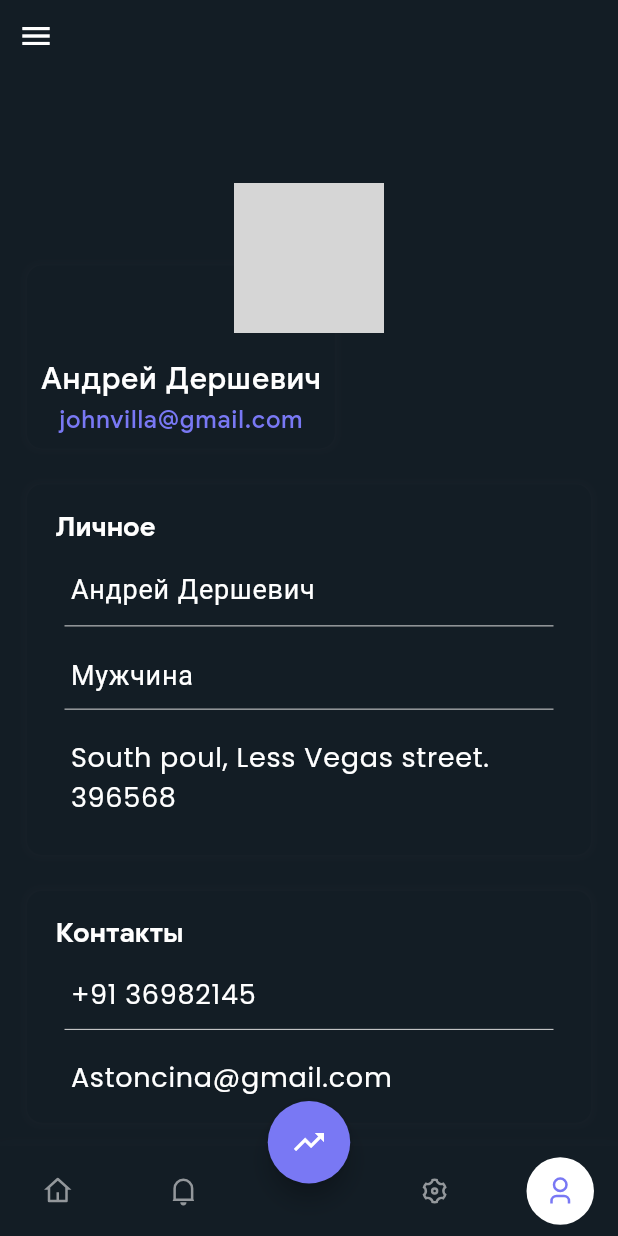
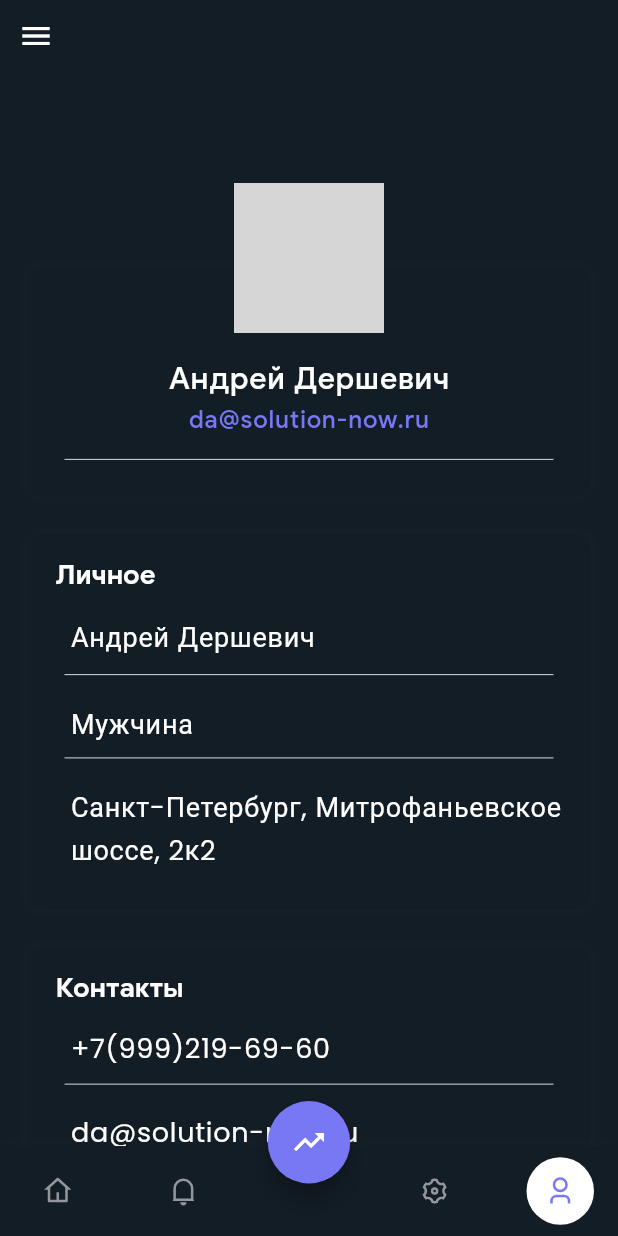
Before and after one commit to UnstoppableBuilder/mobile, a Flutter app: the Dashboard screen opened directly, item 4 of the bottom bar chosen, on a phone screen of 412 x 824 dp. Run offline on Flutter 3.47's test engine with Material 2 defaults, Android fonts, the phone set to English and light mode, and no system bars; our stand-ins replace cached_network_image, dio, flutter_mobx, flutter_svg, get_it, google_fonts and 7 more; missing offline and left inert: flutter_statusbarcolor, mp_chart, noise_meter; generated files the repository leaves out were written again; network calls fail; grey boxes are pictures that could not be loaded.

Commit message:
исправления

```diff
--- a/lib/main/screens/SettingScreen.dart
+++ b/lib/main/screens/SettingScreen.dart
@@ -42,7 +42,7 @@ class SettingScreenState extends State<SettingScreen> {
         children: [
           Column(
             children: [
-              SizedBox(height: 60),
+              SizedBox(height: 80),
               settingItem(
                 context,
                 "Пользовательское соглашение",
--- a/lib/views/screen/Dashboard.dart
+++ b/lib/views/screen/Dashboard.dart
@@ -5,6 +5,7 @@ import 'package:flutter_mobx/flutter_mobx.dart';
 import 'package:flutter_svg/flutter_svg.dart';
 import 'package:ub/main/screens/SettingScreen.dart';
 import 'package:ub/main/utils/AppWidget.dart';
+import 'package:ub/main/utils/like_button/utils/like_button_model.dart';
 import 'package:ub/views/screen/Listing.dart';
 import 'package:ub/views/screen/Profile.dart';
 import 'package:ub/views/screen/Stats.dart';
@@ -155,90 +156,117 @@ class DashboardState extends State<Dashboard> {
   }
 
   Widget HomeWidget(BuildContext context) {
-    return SingleChildScrollView(
-      padding: EdgeInsets.only(top: 80),
-      physics: ScrollPhysics(),
-      child: Column(
+    return
+        //Container(
+        //padding: EdgeInsets.only(top: 80),
+        //color: Colors.white,
+        //physics: ScrollPhysics(),
+        //child:
+        Column(
+      mainAxisAlignment: MainAxisAlignment.end,
       children: <Widget>[
         16.height,
         //image slider
+        // Container(
+        //   width: MediaQuery.of(context).size.width,
+        //   height: MediaQuery.of(context).size.width * 0.55,
+        //   color: appStore.scaffoldBackground,
+        //   child: PageView(
+        //     children: <Widget>[
+        //       Slider(file: t1_slider1),
+        //       Slider(file: t1_slider2),
+        //       Slider(file: t1_slider3),
+        //     ],
+        //   ),
+        // ),
+        //Media
+        // Container(
+        //     padding: EdgeInsets.all(20),
+        //     color: appStore.scaffoldBackground,
+        //     child: Column(
+        //       crossAxisAlignment: CrossAxisAlignment.start,
+        //       mainAxisAlignment: MainAxisAlignment.start,
+        //       children: <Widget>[
+        //         text(t1_lbl_media,
+        //             textColor: appStore.textPrimaryColor,
+        //             fontSize: textSizeNormal,
+        //             fontFamily: fontBold),
+        //         SizedBox(height: 10),
+        //         Padding(
+        //           padding: EdgeInsets.only(left: 10.0, right: 10),
+        //           child: Row(
+        //             mainAxisAlignment: MainAxisAlignment.spaceBetween,
+        //             children: <Widget>[
+        //               mediaButton(t1_lbl_document, t1_file),
+        //               mediaButton(t1_lbl_video, t1_video),
+        //               mediaButton(t1_lbl_photos, t1_images)
+        //             ],
+        //           ),
+        //         ),
+        //         SizedBox(height: 24),
+
+        //         //Send Files block
+        //         if (false) ...[
+        //           text(t1_lbl_send_file,
+        //               textColor: appStore.textPrimaryColor,
+        //               fontSize: textSizeNormal,
+        //               fontFamily: fontBold),
+        //           SizedBox(height: 16),
+        //           Container(
+        //             alignment: Alignment.center,
+        //             color: appStore.scaffoldBackground,
+        //             child: Stack(
+        //               children: <Widget>[
+        //                 Image.asset(t1_ic_home_image,
+        //                     width: width / 2, height: width / 2.7),
+        //                 Container(
+        //                   decoration: BoxDecoration(
+        //                       shape: BoxShape.circle,
+        //                       color: t1_color_primary_light),
+        //                   width: width / 3.5,
+        //                   height: width / 3.5,
+        //                   alignment: Alignment.center,
+        //                   margin: EdgeInsets.only(left: width / 30),
+        //                   padding: EdgeInsets.all(width / 18),
+        //                   child: text(t1_lbl_send_files,
+        //                       textColor: t1_colorPrimary,
+        //                       fontSize: textSizeNormal,
+        //                       maxLine: 2),
+        //                 )
+        //               ],
+        //             ),
+        //           )
+        //         ]
+        //       ],
+        //     )),
         Container(
-            width: MediaQuery.of(context).size.width,
-            height: MediaQuery.of(context).size.width * 0.55,
-            color: appStore.scaffoldBackground,
-            child: PageView(
-              children: <Widget>[
-                Slider(file: t1_slider1),
-                Slider(file: t1_slider2),
-                Slider(file: t1_slider3),
-              ],
+            height: 250,
+            width: 250,
+            child: FloatingActionButton(
+                heroTag: "test",
+                backgroundColor: Color.fromRGBO(255, 90, 114, 1),
+                child: Text('SOS',
+                    style: TextStyle(
+                        fontFamily: 'Roboto',
+                        color: Colors.white,
+                        fontSize: 50,
+                        fontWeight: FontWeight.bold)),
+                onPressed: () {})),
+        SizedBox(
+          height: height * 0.1,
         ),
-          ),
-          //Media
-          Container(
-              padding: EdgeInsets.all(20),
-              color: appStore.scaffoldBackground,
-              child: Column(
-                crossAxisAlignment: CrossAxisAlignment.start,
-                mainAxisAlignment: MainAxisAlignment.start,
-                children: <Widget>[
-                  text(t1_lbl_media,
-                      textColor: appStore.textPrimaryColor,
-                      fontSize: textSizeNormal,
-                      fontFamily: fontBold),
-                  SizedBox(height: 10),
+        SizedBox(height: 8),
         Padding(
-                    padding: EdgeInsets.only(left: 10.0, right: 10),
-                    child: Row(
-                      mainAxisAlignment: MainAxisAlignment.spaceBetween,
-                      children: <Widget>[
-                        mediaButton(t1_lbl_document, t1_file),
-                        mediaButton(t1_lbl_video, t1_video),
-                        mediaButton(t1_lbl_photos, t1_images)
-                      ],
-                    ),
-                  ),
-                  SizedBox(height: 24),
-
-                  //Send Files block
-                  if (false) ...[
-                    text(t1_lbl_send_file,
-                        textColor: appStore.textPrimaryColor,
-                        fontSize: textSizeNormal,
-                        fontFamily: fontBold),
-                    SizedBox(height: 16),
-                    Container(
-                      alignment: Alignment.center,
-                      color: appStore.scaffoldBackground,
-                      child: Stack(
-                        children: <Widget>[
-                          Image.asset(t1_ic_home_image,
-                              width: width / 2, height: width / 2.7),
-                          Container(
-                            decoration: BoxDecoration(
-                                shape: BoxShape.circle,
-                                color: t1_color_primary_light),
-                            width: width / 3.5,
-                            height: width / 3.5,
-                            alignment: Alignment.center,
-                            margin: EdgeInsets.only(left: width / 30),
-                            padding: EdgeInsets.all(width / 18),
-                            child: text(t1_lbl_send_files,
-                                textColor: t1_colorPrimary,
-                                fontSize: textSizeNormal,
-                                maxLine: 2),
+            padding: EdgeInsets.fromLTRB(40, 16, 40, 16),
+            child: shadowButton(
+                "Начать смену",
+                () => Navigator.push(context,
+                    MaterialPageRoute(builder: (context) => Dashboard())))),
+        SizedBox(
+          height: 130,
         )
       ],
-                      ),
-                    )
-                  ]
-                ],
-              )),
-          SizedBox(
-            height: height * 0.1,
-          )
-        ],
-      ),
+      //),
     );
   }
 
--- a/lib/views/screen/Login.dart
+++ b/lib/views/screen/Login.dart
@@ -47,7 +47,7 @@ class _LoginState extends State<Login> {
                           onTap: () => Navigator.push(
                               context,
                               MaterialPageRoute(
-                                  builder: (context) => SideMenu())),
+                                  builder: (context) => Signup())),
                           child: formSubHeadingForm(t1_lbl_sign_up)),
                     ],
                   ),
@@ -79,7 +79,7 @@ class _LoginState extends State<Login> {
                           () => Navigator.push(
                               context,
                               MaterialPageRoute(
-                                  builder: (context) => Dashboard())))),
+                                  builder: (context) => SideMenu())))),
                   SizedBox(height: 24),
                   text(t1_lbl_forgot_password,
                       textColor: appStore.textPrimaryColor,
--- a/lib/views/screen/Profile.dart
+++ b/lib/views/screen/Profile.dart
@@ -53,10 +53,10 @@ class Profile extends StatelessWidget {
                 textColor: t1_colorPrimary,
                 fontSize: textSizeMedium,
                 fontFamily: fontMedium),
-            // Padding(
-            //   padding: EdgeInsets.all(16),
-            //   child: Divider(color: t1_view_color, height: 0.5),
-            // ),
+            Padding(
+              padding: EdgeInsets.all(16),
+              child: Divider(color: t1_view_color, height: 0.5),
+            ),
             // Row(
             //   mainAxisAlignment: MainAxisAlignment.spaceAround,
             //   children: <Widget>[
@@ -113,7 +113,9 @@ class Profile extends StatelessWidget {
                           child: view(),
                         ),
                         SizedBox(height: 8),
-                        profileText(t1_profile_address, maxline: 2),
+                        profileText(
+                            "Санкт-Петербург, Митрофаньевское\nшоссе, 2к2",
+                            maxline: 2),
                         SizedBox(height: 16),
                       ],
                     ),
@@ -133,13 +135,13 @@ class Profile extends StatelessWidget {
                         SizedBox(height: 8),
                         rowHeading(t1_lbl_contacts),
                         SizedBox(height: 16),
-                        profileText("+91 36982145"),
+                        profileText("+7(999)219-69-60"),
                         Padding(
                           padding: EdgeInsets.fromLTRB(16, 10, 16, 10),
                           child: view(),
                         ),
                         SizedBox(height: 8),
-                        profileText("Astoncina@gmail.com"),
+                        profileText("da@solution-now.ru"),
                         SizedBox(height: 8),
                       ],
                     ),
--- a/lib/views/screen/walk/IntroScreen.dart
+++ b/lib/views/screen/walk/IntroScreen.dart
@@ -89,7 +89,7 @@ class IntroScreenState extends State<IntroScreen> {
               crossAxisAlignment: CrossAxisAlignment.center,
               children: [
                 const SizedBox(
-                  height: 35,
+                  height: 60,
                 ),
                 Row(
                   children: [
--- a/lib/views/utils/Strings.dart
+++ b/lib/views/utils/Strings.dart
@@ -58,7 +58,7 @@ const t1_lbl_settings = "Настройки";
 const t1_lbl_sign_out = "Выход";
 const t1_lbl_share_and_invite = "Поделиться и пригласить";
 const t1_lbl_help_and_feedback = "Помощь и обратная связь";
-const t1_user_email = "johnvilla@gmail.com";
+const t1_user_email = "da@solution-now.ru";
 const t1_user_name = "Андрей Дершевич";
 const t1_samplelong_text =
     "Lorem Ipsum is simply dummy text of the printing and typesetting industry.simply duumy text ";
```
Also changed, not shown: lib/views/screen/Stats.dart (+51 -4 lines). Lines whose indentation alone changed are shown as unchanged.
